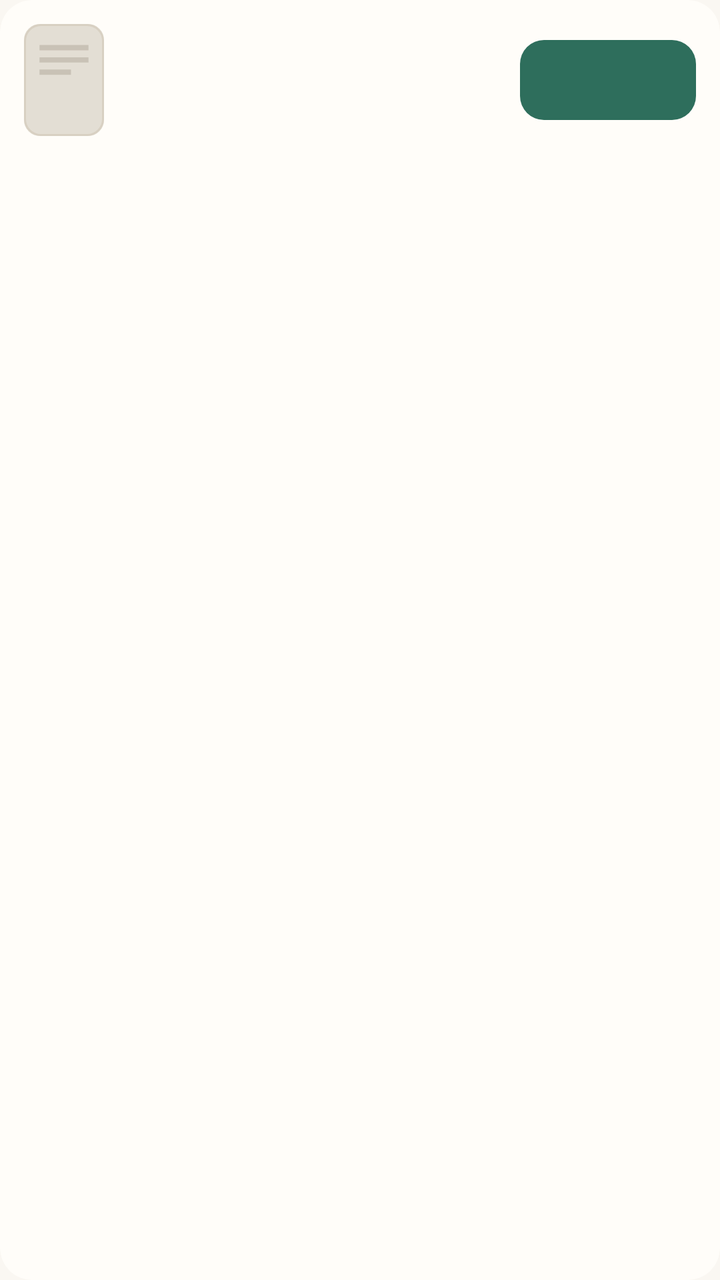
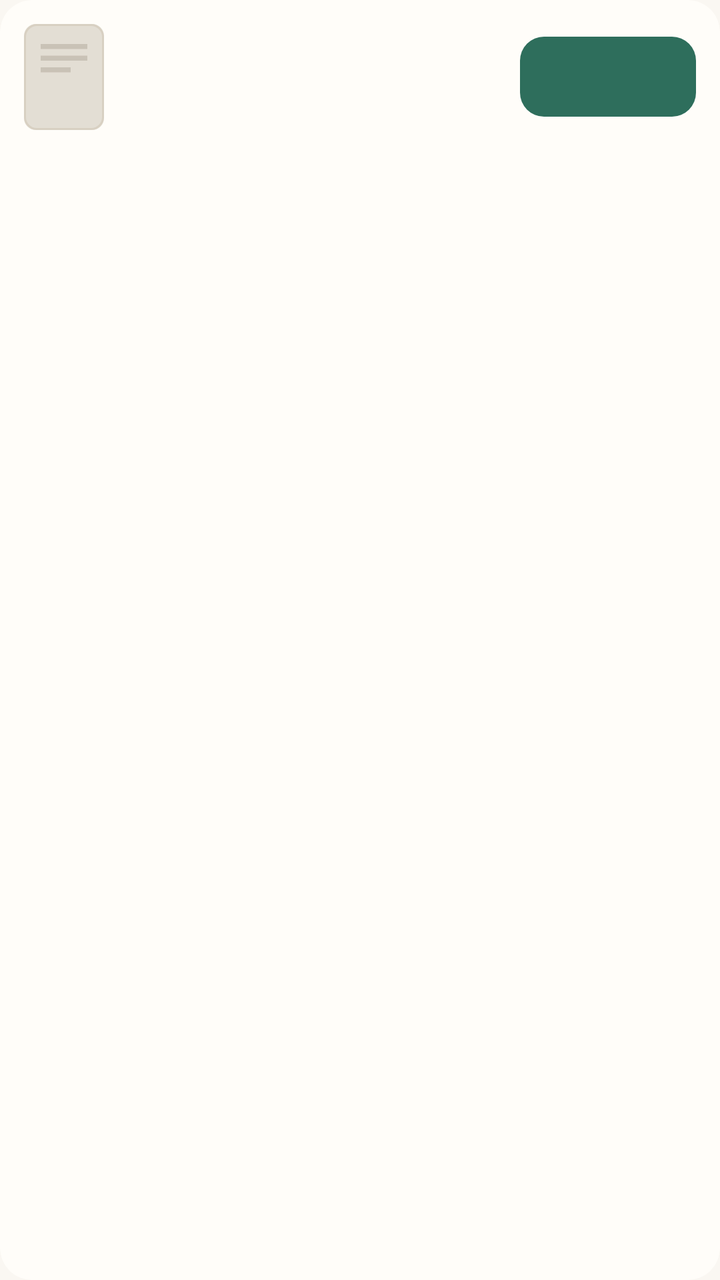

An Android layout rendered at two revisions. The XML below is the earlier revision; the diff shows what the commit changed to produce the second picture.
<!-- AndroidManifest.xml: application theme Theme.Bookshelf -->
<!-- res/layout/item_checkin_book.xml -->
<?xml version="1.0" encoding="utf-8"?>
<androidx.cardview.widget.CardView xmlns:android="http://schemas.android.com/apk/res/android"
    xmlns:app="http://schemas.android.com/apk/res-auto"
    style="@style/Widget.Bookshelf.Card"
    android:layout_width="match_parent"
    android:layout_height="wrap_content"
    android:layout_marginHorizontal="@dimen/page_padding_list"
    android:layout_marginVertical="2dp">

    <LinearLayout
        android:layout_width="match_parent"
        android:layout_height="wrap_content"
        android:gravity="center_vertical"
        android:orientation="horizontal"
        android:padding="@dimen/space_md">

        <FrameLayout
            android:layout_width="40dp"
            android:layout_height="56dp"
            android:background="@drawable/bg_cover"
            android:clipToOutline="true"
            android:foreground="@drawable/bg_cover_stroke">

            <ImageView
                android:id="@+id/iv_cover"
                android:layout_width="match_parent"
                android:layout_height="match_parent"
                android:importantForAccessibility="no"
                android:scaleType="centerCrop"
                android:src="@drawable/ic_cover_placeholder" />
        </FrameLayout>

        <LinearLayout
            android:layout_width="0dp"
            android:layout_height="wrap_content"
            android:layout_marginStart="@dimen/space_md"
            android:layout_marginEnd="@dimen/space_sm"
            android:layout_weight="1"
            android:orientation="vertical">

            <TextView
                android:id="@+id/tv_title"
                android:layout_width="match_parent"
                android:layout_height="wrap_content"
                android:ellipsize="end"
                android:maxLines="1"
                android:textColor="?attr/on_surface"
                android:textSize="@dimen/text_body_small" />

            <TextView
                android:id="@+id/tv_subtitle"
                android:layout_width="match_parent"
                android:layout_height="wrap_content"
                android:layout_marginTop="2dp"
                android:ellipsize="end"
                android:maxLines="1"
                android:textColor="?attr/on_surface_variant"
                android:textSize="@dimen/text_body_small" />
        </LinearLayout>

        <com.google.android.material.button.MaterialButton
            android:id="@+id/btn_checkin"
            style="@style/Widget.Bookshelf.Button"
            android:layout_width="wrap_content"
            android:layout_height="48dp"
            android:insetBottom="4dp"
            android:insetLeft="0dp"
            android:insetRight="0dp"
            android:insetTop="4dp"
            android:minHeight="48dp"
            android:minWidth="88dp"
            android:paddingHorizontal="@dimen/space_md" />
    </LinearLayout>
</androidx.cardview.widget.CardView>
<!-- resources referenced by this layout -->
<resources>
  <dimen name="page_padding_list">12dp</dimen>
  <dimen name="space_md">12dp</dimen>
  <dimen name="space_sm">8dp</dimen>
  <dimen name="text_body_small">13sp</dimen>
  <!-- drawable bg_cover (drawable) -->
  <?xml version="1.0" encoding="utf-8"?>
  <shape xmlns:android="http://schemas.android.com/apk/res/android" android:shape="rectangle">
      <solid android:color="@color/cover_placeholder_bg" />
      <corners android:radius="@dimen/radius_sm" />
  </shape>
  <!-- drawable bg_cover_stroke (drawable) -->
  <?xml version="1.0" encoding="utf-8"?>
  <shape xmlns:android="http://schemas.android.com/apk/res/android"
      android:shape="rectangle">
      <solid android:color="@android:color/transparent" />
      <stroke
          android:width="1dp"
          android:color="?attr/outline_strong" />
      <corners android:radius="@dimen/radius_sm" />
  </shape>
  <color name="cover_placeholder_bg">#E9E3D8</color>
  <dimen name="radius_sm">8dp</dimen>
  <style name="ShapeAppearance.Bookshelf.Medium" parent="ShapeAppearance.Material3.Corner.Medium">
          <item name="cornerSize">@dimen/radius_md</item>
      </style>
  <dimen name="radius_md">12dp</dimen>
  <dimen name="card_corner">16dp</dimen>
  <color name="primary">#2E6E5C</color>
  <color name="primary_dark">#1F4D40</color>
  <color name="accent">#C08A3E</color>
  <color name="chip_bg">#E8F0ED</color>
  <color name="green_container">#E6F0EC</color>
  <color name="green_on_container">#1C4A3E</color>
  <color name="green_page">#FAF7F2</color>
  <color name="green_surface">#FFFDF9</color>
  <color name="green_surface_dim">#F3EEE6</color>
  <color name="green_outline">#E6E0D5</color>
  <color name="green_outline_strong">#D8D0C2</color>
  <color name="bg_page">#FAF7F2</color>
  <dimen name="text_caption">11sp</dimen>
  <color name="surface">#FFFDF9</color>
  <color name="surface_dim">#F4F0E9</color>
  <color name="outline">#E6E0D5</color>
  <color name="outline_strong">#CFC5B4</color>
  <color name="text_main">#2B2B2B</color>
  <color name="text_sub">#6B6660</color>
  <color name="accent_text">#8A5A1A</color>
  <color name="dock_surface">#FFFFFF</color>
  <style name="Widget.Bookshelf.ChipGroup" parent="Widget.Material3.ChipGroup">
          <item name="chipSpacingHorizontal">8dp</item>
          <item name="chipSpacingVertical">4dp</item>
          <item name="singleLine">false</item>
      </style>
  <style name="ThemeOverlay.Bookshelf.BottomSheet" parent="ThemeOverlay.Material3.BottomSheetDialog">
          <item name="bottomSheetStyle">@style/Widget.Bookshelf.BottomSheet</item>
      </style>
  <style name="ShapeAppearance.Bookshelf.Pill" parent="ShapeAppearance.Material3.Corner.Full">
          <item name="cornerSize">50%</item>
      </style>
  <style name="TextAppearance.Bookshelf.DialogTitle" parent="MaterialAlertDialog.Material3.Title.Text">
          <item name="android:textSize">@dimen/text_title_toolbar</item>
          <item name="android:textStyle">bold</item>
          <item name="android:textColor">?attr/on_surface</item>
      </style>
  <style name="Widget.Bookshelf.Button.Dialog" parent="Widget.Material3.Button.TextButton.Dialog">
          <item name="android:textSize">@dimen/text_body_small</item>
          <item name="android:textAllCaps">false</item>
      </style>
  <style name="ShapeAppearance.Bookshelf.Dialog" parent="ShapeAppearance.Material3.Corner.Large">
          <item name="cornerSize">@dimen/radius_2xl</item>
      </style>
  <dimen name="text_title_toolbar">16sp</dimen>
  <dimen name="radius_2xl">24dp</dimen>
  <!-- unchanged entries left out for length: 12 -->
</resources>

<!-- the commit's change to res/layout/item_checkin_book.xml (unified diff, before → after) -->
@@ -15,11 +15,12 @@
         android:padding="@dimen/space_md">
 
         <FrameLayout
-            android:layout_width="40dp"
-            android:layout_height="56dp"
-            android:background="@drawable/bg_cover"
+            android:id="@+id/cover_box"
+            android:layout_width="@dimen/checkin_cover_w"
+            android:layout_height="@dimen/checkin_cover_h"
+            android:background="@drawable/bg_cover_checkin"
             android:clipToOutline="true"
-            android:foreground="@drawable/bg_cover_stroke">
+            android:foreground="@drawable/bg_cover_stroke_checkin">
 
             <ImageView
                 android:id="@+id/iv_cover"
@@ -45,7 +46,7 @@
                 android:ellipsize="end"
                 android:maxLines="1"
                 android:textColor="?attr/on_surface"
-                android:textSize="@dimen/text_body_small" />
+                android:textSize="@dimen/text_row_value" />
 
             <TextView
                 android:id="@+id/tv_subtitle"
@@ -55,7 +56,7 @@
                 android:ellipsize="end"
                 android:maxLines="1"
                 android:textColor="?attr/on_surface_variant"
-                android:textSize="@dimen/text_body_small" />
+                android:textSize="@dimen/text_caption_large" />
         </LinearLayout>
 
         <com.google.android.material.button.MaterialButton
<!-- resource entries referenced after the edit -->
@@ -1,16 +1,19 @@
 <!-- resources referenced by this layout -->
 <resources>
+  <dimen name="checkin_cover_h">53dp</dimen>
+  <dimen name="checkin_cover_w">40dp</dimen>
   <dimen name="page_padding_list">12dp</dimen>
   <dimen name="space_md">12dp</dimen>
   <dimen name="space_sm">8dp</dimen>
-  <dimen name="text_body_small">13sp</dimen>
-  <!-- drawable bg_cover (drawable) -->
+  <dimen name="text_caption_large">12sp</dimen>
+  <dimen name="text_row_value">15sp</dimen>
+  <!-- drawable bg_cover_checkin (drawable) -->
   <?xml version="1.0" encoding="utf-8"?>
   <shape xmlns:android="http://schemas.android.com/apk/res/android" android:shape="rectangle">
       <solid android:color="@color/cover_placeholder_bg" />
-      <corners android:radius="@dimen/radius_sm" />
+      <corners android:radius="@dimen/radius_xs" />
   </shape>
-  <!-- drawable bg_cover_stroke (drawable) -->
+  <!-- drawable bg_cover_stroke_checkin (drawable) -->
   <?xml version="1.0" encoding="utf-8"?>
   <shape xmlns:android="http://schemas.android.com/apk/res/android"
       android:shape="rectangle">
@@ -18,10 +21,11 @@
       <stroke
           android:width="1dp"
           android:color="?attr/outline_strong" />
-      <corners android:radius="@dimen/radius_sm" />
+      <corners android:radius="@dimen/radius_xs" />
   </shape>
+  <dimen name="text_body_small">13sp</dimen>
   <color name="cover_placeholder_bg">#E9E3D8</color>
-  <dimen name="radius_sm">8dp</dimen>
+  <dimen name="radius_xs">6dp</dimen>
   <style name="ShapeAppearance.Bookshelf.Medium" parent="ShapeAppearance.Material3.Corner.Medium">
           <item name="cornerSize">@dimen/radius_md</item>
       </style>
